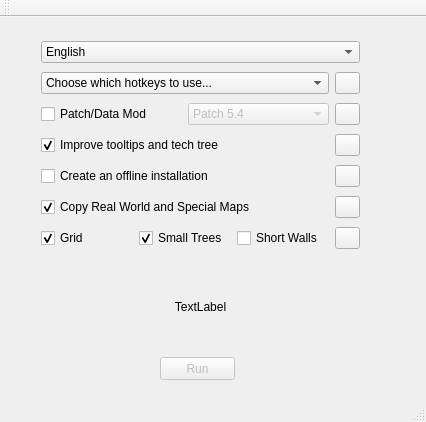
Above: mainwindow.ui from SiegeEngineers/WololoKingdoms before the change. Below: the same form after it.
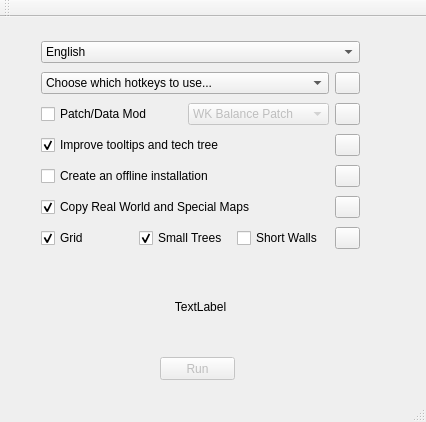
That is the form after the change.

Commit message: Updated to 2.6 -Starts steam automatically now -Tooltips update for 5.5. -Extra independent architectures -Warning if on the wrong beta branch -Extra languages -Patch 5.4 backwards support as a data mod

Patch:
```diff
--- a/mainwindow.ui
+++ b/mainwindow.ui
@@ -285,6 +285,11 @@
          <property name="enabled">
           <bool>false</bool>
          </property>
+         <item>
+          <property name="text">
+           <string>WK Balance Patch</string>
+          </property>
+         </item>
          <item>
           <property name="text">
            <string>Patch 5.4</string>
```
Left out of the diff: 20 changed lines with no effect on the pictures. The commit also changes 4 other files.
